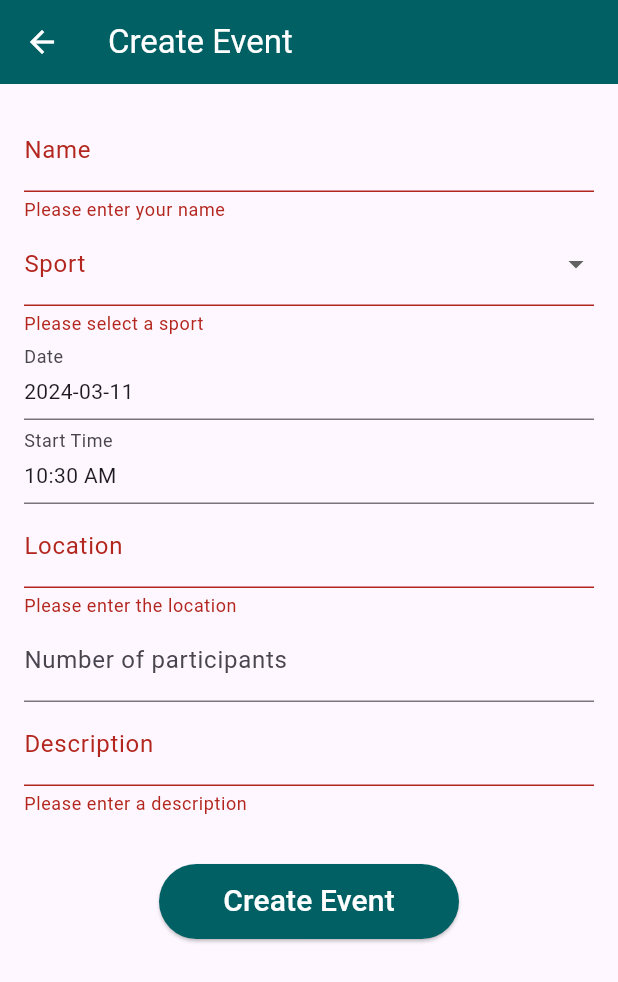
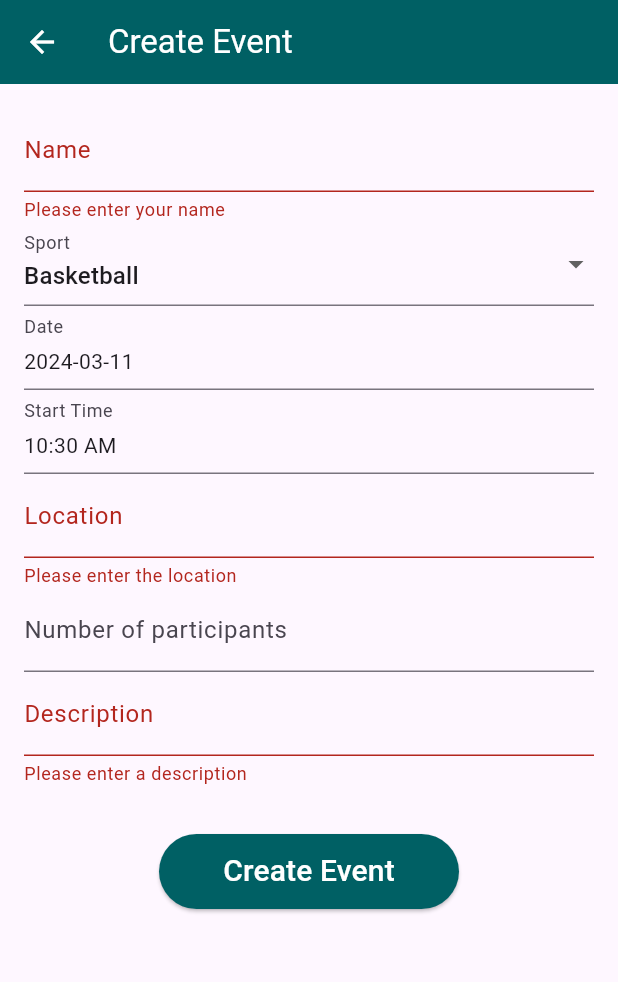
Before and after one commit to Edddush/CIS4030, a Flutter app: the CreateEvent screen opened by its route, after a tap on "Create Event", on a phone screen of 412 x 824 dp. Shown: the top 982 px of the screen. Run offline on Flutter 3.47's test engine with Material 3 defaults, Android fonts, the phone set to English and light mode, and no system bars; our stand-ins replace flutter_datetime_picker_plus; generated files the repository leaves out were written again.

Commit message:
Create vent update

```diff
--- a/playpal/lib/src/create_event/create_event.dart
+++ b/playpal/lib/src/create_event/create_event.dart
@@ -3,6 +3,9 @@ import 'dart:convert';
 import 'dart:io';
 import 'package:flutter/services.dart';
 import '../event_feature/event_list_view.dart';
+import 'package:provider/provider.dart';
+import '../event_feature/event.dart';
+import 'package:playpal/providers/my_events_provider.dart';
 import 'package:flutter_datetime_picker_plus/flutter_datetime_picker_plus.dart'
     as datatTimePicker;
 
@@ -17,18 +20,19 @@ class CreateEvent extends StatefulWidget {
 class CreateEventState extends State<CreateEvent> {
   final formKey = GlobalKey<FormState>();
   TextEditingController nameController = TextEditingController();
-  String? selectedSport;
+  String selectedSport = "Basketball";
   DateTime? selectedDate = DateTime.now();
   TimeOfDay startTime = TimeOfDay.now();
   // TimeOfDay endTime = TimeOfDay.now();
   int? maxNumParticipants;
   TextEditingController locationController = TextEditingController();
   TextEditingController descriptionController = TextEditingController();
-  List<String> sports = ['Basketball', 'Soccer', 'Tennis', 'Hockey', 'Squash', 'Pickleball', "Volleyball"];
+  List<String> sports = ['Basketball', 'Hockey', 'Pickleball', 'Soccer', 'Squash', 'Tennis', "Volleyball"];
   TextEditingController numberController = TextEditingController();
 
   @override
   Widget build(BuildContext context) {
+    final provider = Provider.of<MyEventsProvider>(context);
     return Scaffold(
       appBar: AppBar(
         title: Text('Create Event'),
@@ -162,19 +166,48 @@ class CreateEventState extends State<CreateEvent> {
                       onPressed: () {
                         if (formKey.currentState != null && formKey.currentState!.validate()) {
                           List<String> descriptionArray = descriptionController.text.split(',').map((e) => e.trim()).toList();
+                          Event event;
+                          String thumbnail = "";
+                          if (selectedSport == "Basketball"){
+                            thumbnail = "https://cdn.pixabay.com/photo/2013/07/12/14/07/basketball-147794_960_720.png";
+                          }else if (selectedSport == "Soccer"){
+                            thumbnail = "https://cdn.pixabay.com/photo/2013/07/13/10/51/football-157930_960_720.png";
+                          }else if (selectedSport == "Tennis"){
+                            thumbnail = "https://cdn.pixabay.com/photo/2017/01/31/15/31/tennis-2025095_960_720.png";
+                          }else if (selectedSport == "Hockey"){
+                            thumbnail = "https://pixabay.com/get/ge8fac783f06255bb3445a38e94ec10c2dc5b5d0003df4945ce54d828a6770504d4eb4cd0ae7d9e376403ba0a6b402089_1280.png";
+                          }else if (selectedSport == "Squash"){
+                            thumbnail = "https://pixabay.com/get/g367fef0b1a821e795d9d1d873e69dad54cf5284f600d475532a6e6f8683e42ce54841e67dea1525c2f1f6a9c30be768e_1280.png";
+                          }else if (selectedSport == "Volleyball"){
+                            thumbnail = "https://pixabay.com/get/gfa800b58c884f9746b7833bc48741ad80321a50eb469991570ac0552a14fb7cc4746eb463e420f30591d1ef89504df942cb4a86f604eaff1127bb0ee3d3998f1_1280.png";
+                          }else if (selectedSport == "PickelBall"){
+                            thumbnail = "https://pixabay.com/get/g6e58591ab62e3a1dd8bae7037148c02d10b6bf76c53cf43bbd0f5faca0fcc837590590599270942f64d4caa8bd3f2242de27947fc5f6d3b3330d6afe0a5628d1_1280.png";
+                          }
                           Map<String, dynamic> eventData = {
                             'name': nameController.text,
                             'sport': selectedSport,
                             'location': locationController.text,
                             'date': selectedDate.toString().substring(0, 10),
                             'time': startTime.format(context),
-                          'total_participants': 4,
+                            'total_participants': maxNumParticipants,
                             'current_participants': 0,
-                          'thumbnail': "https://cdn.pixabay.com/photo/2017/01/31/15/31/tennis-2025095_960_720.png",
+                            'thumbnail': thumbnail,
                             'description': descriptionArray,
                           };
+                          event = Event(
+                            name: nameController.text,
+                            sport: selectedSport,
+                            location: "National Stadium",
+                            date: selectedDate.toString().substring(0, 10),
+                            time: startTime.format(context),
+                            totalParticipants: 22,
+                            currentParticipants: 20,
+                            thumbnail: "https://cdn.pixabay.com/photo/2017/01/31/15/31/tennis-2025095_960_720.png",
+                            description: descriptionArray,
+                          );
                           appendToJson(eventData);
                           Navigator.pop(context);
+                          provider.addtoList(event);
                         }
                       },
                       child: Text('Create Event',
--- a/playpal/lib/src/event_feature/event_list_view.dart
+++ b/playpal/lib/src/event_feature/event_list_view.dart
@@ -42,7 +42,10 @@ class EventListView extends StatelessWidget {
             IconButton(
               icon: Icon(Icons.add, color:Colors.white, size: 40),
               onPressed: () {
-
+                Navigator.restorablePushNamed(
+                  context,
+                  CreateEvent.routeName,
+                );
               },
             ),
           ],
```
Also changed, not shown: playpal/assets/event_list.json (+29 -1 lines), playpal/lib/src/app.dart (+9 -7 lines). Lines whose indentation alone changed are shown as unchanged.
